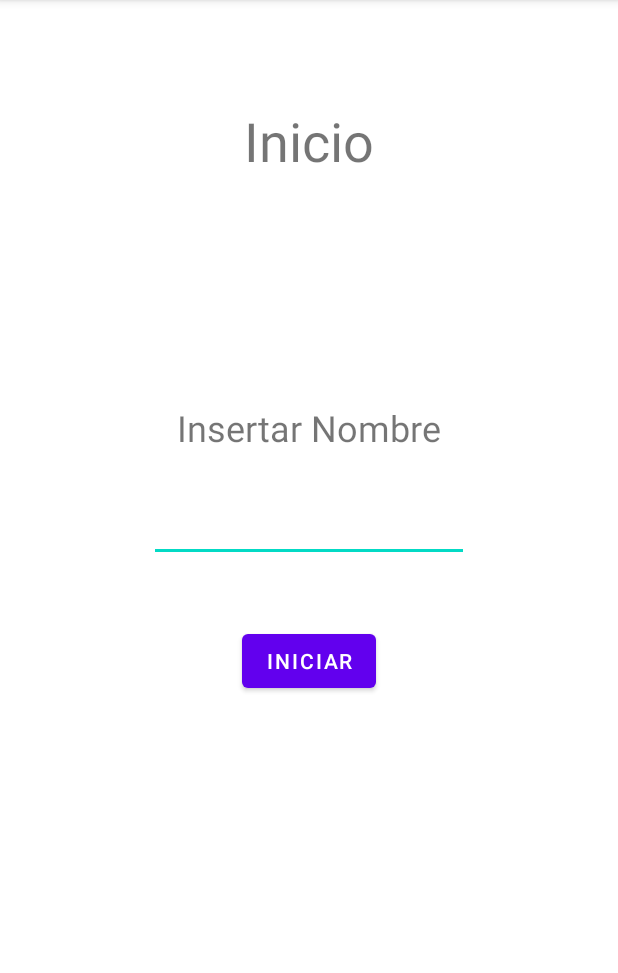
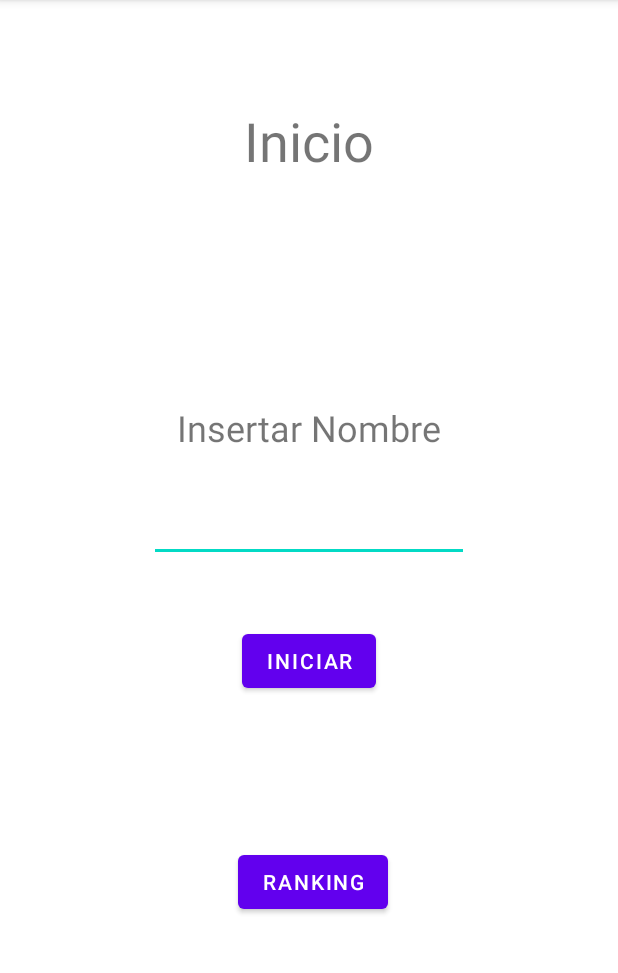
Before and after one commit to JoseAntonioRamosChamorro/ProyectoIntegrado, an Android app: the screen it shows after launch (MainActivity), on a phone screen of 412 x 824 dp, the part 84-1057 px from its top. Run offline under Robolectric (Android 15) with nearby library versions, the phone set to English and light mode, and no system bars.

Commit message:
Commit con el ranking pero sigue con errores de conexión

```diff
--- a/app/src/main/AndroidManifest.xml
+++ b/app/src/main/AndroidManifest.xml
@@ -1,6 +1,7 @@
 <?xml version="1.0" encoding="utf-8"?>
 <manifest xmlns:android="http://schemas.android.com/apk/res/android"
     package="com.example.proyectointegrado">
+    <uses-permission android:name="android.permission.INTERNET"/>
 
     <application
         android:allowBackup="true"
@@ -9,7 +10,8 @@
         android:roundIcon="@mipmap/ic_launcher_round"
         android:supportsRtl="true"
         android:theme="@style/Theme.ProyectoIntegrado">
-        <activity android:name=".Final"></activity>
+        <activity android:name=".Ranking"></activity>
+        <activity android:name=".Final" />
         <activity android:name=".Quest5" />
         <activity android:name=".Quest4" />
         <activity android:name=".Quest3" />
@@ -18,7 +20,6 @@
         <activity android:name=".MainActivity">
             <intent-filter>
                 <action android:name="android.intent.action.MAIN" />
-
                 <category android:name="android.intent.category.LAUNCHER" />
             </intent-filter>
         </activity>
--- a/app/src/main/java/com/example/proyectointegrado/Final.java
+++ b/app/src/main/java/com/example/proyectointegrado/Final.java
@@ -9,6 +9,7 @@ import android.util.Log;
 import android.view.View;
 import android.widget.Button;
 import android.widget.TextView;
+import android.widget.Toast;
 
 import java.io.BufferedWriter;
 import java.io.OutputStream;
@@ -104,6 +105,7 @@ public class Final extends AppCompatActivity {
 
         // Inspectores
         protected void onPreExecute() {
+            Toast.makeText(Final.this, "Subiendo datos...", Toast.LENGTH_SHORT).show();
         }
 
         protected String doInBackground(Void... argumentos) {
@@ -132,10 +134,10 @@ public class Final extends AppCompatActivity {
                     myConnection.disconnect();
                 } else {
                     // Error handling code goes here
-                    Log.println(Log.ASSERT, "Error", "Error");
+                    Log.println(Log.ASSERT, "Error2", "Error");
                 }
             } catch (Exception e) {
-                Log.println(Log.ASSERT, "Excepción", e.getMessage());
+                Log.println(Log.ASSERT, "Excepción1", e.getMessage());
             }
             return (null);
         }
--- a/app/src/main/java/com/example/proyectointegrado/MainActivity.java
+++ b/app/src/main/java/com/example/proyectointegrado/MainActivity.java
@@ -6,20 +6,23 @@ import android.content.Intent;
 import android.os.Bundle;
 import android.text.Editable;
 import android.view.View;
+import android.widget.ArrayAdapter;
 import android.widget.Button;
 import android.widget.EditText;
+import android.widget.ListView;
 import android.widget.Toast;
+
+import java.util.ArrayList;
 
 public class MainActivity extends AppCompatActivity {
     EditText edNombre;
-    Button btnIniciar;
+    Button btnIniciar, btnRanking;
     String name;
 
     @Override
     protected void onCreate(Bundle savedInstanceState) {
         super.onCreate(savedInstanceState);
         setContentView(R.layout.activity_main);
-
 
         edNombre = findViewById(R.id.edTNombre);
         btnIniciar = findViewById(R.id.btnIniciar);
@@ -29,8 +32,6 @@ public class MainActivity extends AppCompatActivity {
             @Override
             public void onClick(View v) {
                 name = edNombre.getText().toString();
-
-
                 Intent nombre = new Intent(MainActivity.this, Quest1.class);
                 nombre.putExtra("nombreUsu", name);
                 startActivity(nombre);
@@ -38,5 +39,14 @@ public class MainActivity extends AppCompatActivity {
         });
 
 
+        btnRanking = findViewById(R.id.btnRanking);
+        btnRanking.setOnClickListener(new View.OnClickListener() {
+            @Override
+            public void onClick(View v) {
+                Intent rank = new Intent(MainActivity.this, Ranking.class);
+                startActivity(rank);
+            }
+        });
+
     }
 }
--- a/app/src/main/res/layout/activity_main.xml
+++ b/app/src/main/res/layout/activity_main.xml
@@ -53,4 +53,15 @@
         app:layout_constraintStart_toStartOf="parent"
         app:layout_constraintTop_toBottomOf="@+id/edTNombre" />
 
+    <Button
+        android:id="@+id/btnRanking"
+        android:layout_width="wrap_content"
+        android:layout_height="wrap_content"
+        android:layout_marginBottom="156dp"
+        android:text="@string/btnRanking"
+        app:layout_constraintBottom_toBottomOf="parent"
+        app:layout_constraintEnd_toEndOf="parent"
+        app:layout_constraintHorizontal_bias="0.509"
+        app:layout_constraintStart_toStartOf="parent" />
+
 </androidx.constraintlayout.widget.ConstraintLayout>
--- a/app/src/main/res/values/strings.xml
+++ b/app/src/main/res/values/strings.xml
@@ -4,6 +4,7 @@
     <string name="tituloInicio">Inicio</string>
     <string name="nombre">Insertar Nombre</string>
     <string name="btnIniciar">Iniciar</string>
+    <string name="btnRanking">Ranking</string>
     //Final
     <string name="tituloFin">Resultado</string>
     <string name="nombreFin">Nombre</string>
```
Also changed, not shown: app/src/main/java/com/example/proyectointegrado/Ranking.java (added, +131 -0 lines), app/src/main/res/layout/activity_ranking.xml (added, +16 -0 lines).
